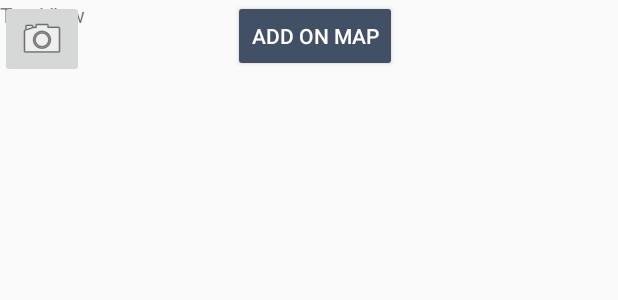
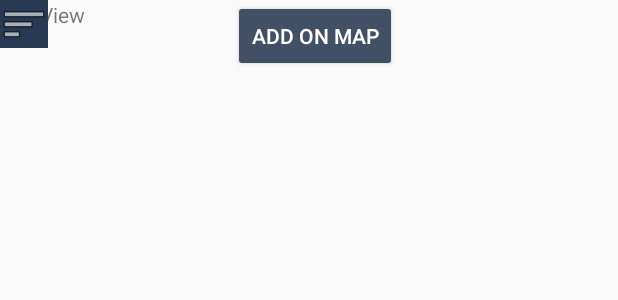
Before and after one commit to Alix25/Sauvez_Willy_Ok, an Android app: the layout activity_main2.xml on its own in the app's theme, with its tools: preview values and no code run, on a phone screen of 412 x 824 dp. Shown: the top 300 px of the screen. Run offline under Robolectric (Android 15) with nearby library versions, the phone set to English and light mode, and no system bars; plain views replace MapView.

Commit message:
ICON MENU

```diff
--- a/app/src/main/res/layout/activity_main2.xml
+++ b/app/src/main/res/layout/activity_main2.xml
@@ -29,10 +29,11 @@
             android:id="@+id/reportButton"
             android:layout_width="wrap_content"
             android:layout_height="wrap_content"
+            android:background="#283953"
             android:clickable="true"
             android:onClick="onClick"
             android:visibility="visible"
-            app:srcCompat="@android:drawable/ic_menu_camera" />
+            app:srcCompat="@android:drawable/ic_menu_sort_by_size" />
 
         <Button
             android:id="@+id/addOnMap"
```
Also changed, not shown: app/src/main/res/drawable-v24/menu_icon.png (added).
